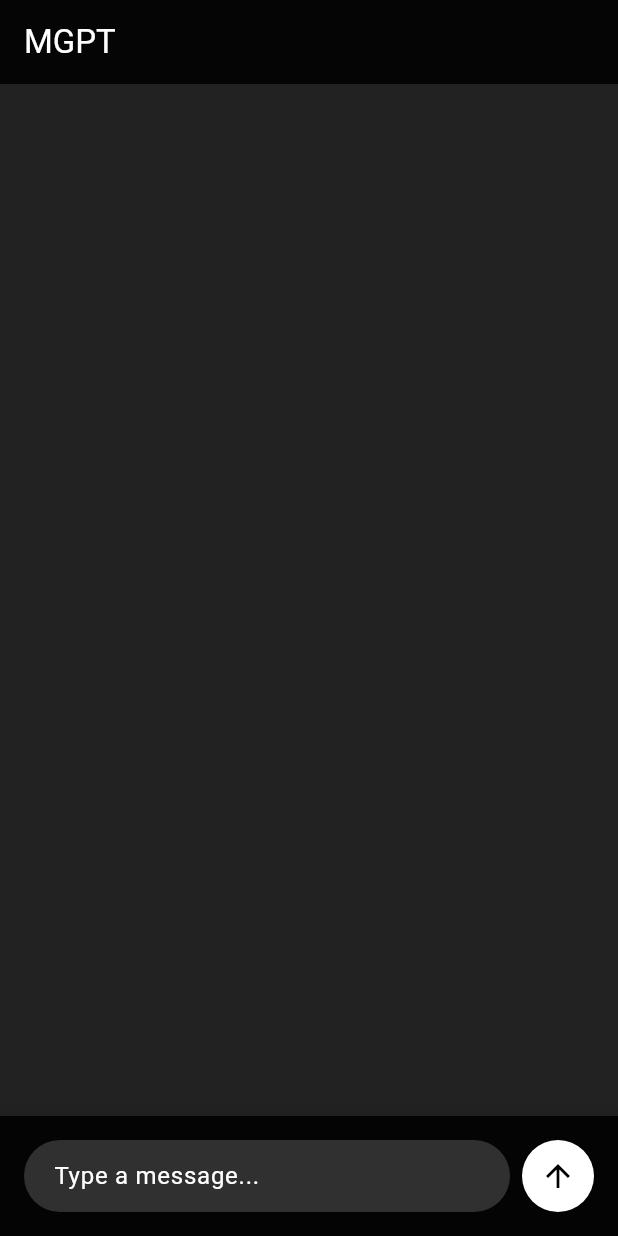
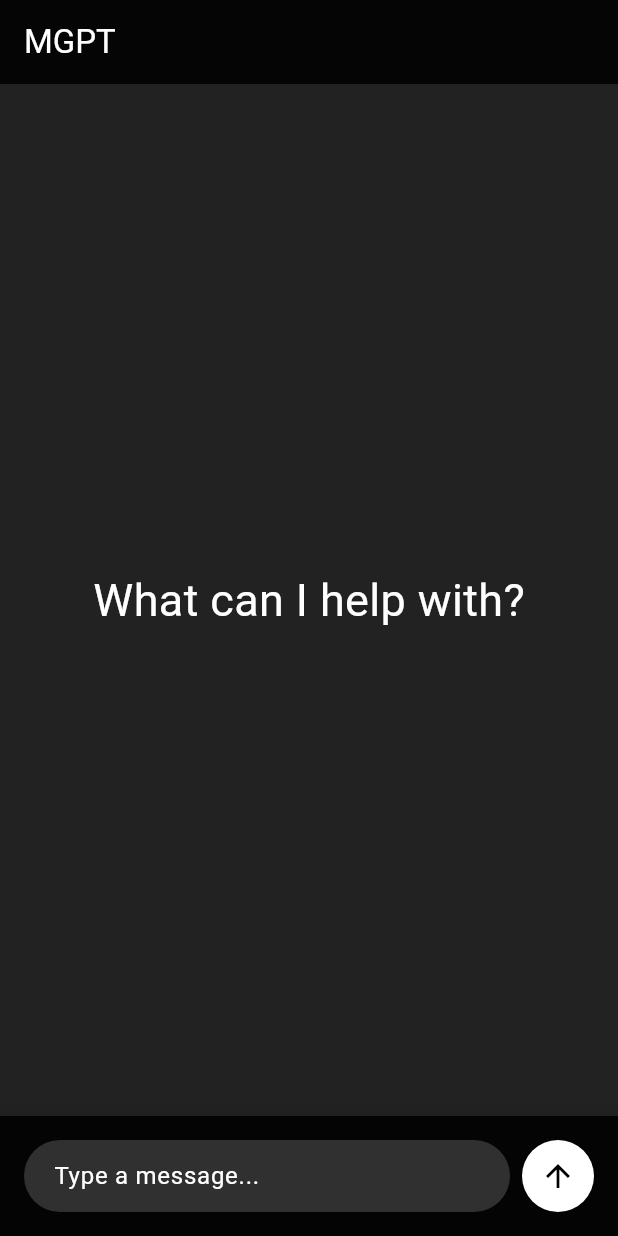
Before and after one commit to Maharshi-24/MGPT, a Flutter app: the screen it shows after launch, after a tap on the "arrow upward" icon, on a phone screen of 412 x 824 dp. Run offline on Flutter 3.47's test engine with Material 3 defaults, Android fonts, the phone set to English and light mode, and no system bars.

Commit message:
Added text when there is no chat. And also added the 2 urls one for hotspot and one for home wifi.

```diff
--- a/lib/providers/chat_provider.dart
+++ b/lib/providers/chat_provider.dart
@@ -21,7 +21,8 @@ class ChatProvider with ChangeNotifier {
 
     try {
       final response = await http.post(
-        Uri.parse('http://192.168.168.46:5000/api/chat'),
+        // Uri.parse('http://192.168.168.46:5000/api/chat'), // mobile hotspot
+        // Uri.parse('http://172.20.176.1:5000/api/chat'), // home wifi
         headers: {'Content-Type': 'application/json'},
         body: jsonEncode({'message': userMessage, 'userId': userId}),
       );
--- a/lib/widgets/chat_message_list.dart
+++ b/lib/widgets/chat_message_list.dart
@@ -30,7 +30,6 @@ class _ChatMessageListState extends State<ChatMessageList> {
   }
 
   void _onScroll() {
-    // Show the scroll-to-bottom button if the user scrolls up
     if (_scrollController.offset < _scrollController.position.maxScrollExtent - 100) {
       if (!_showScrollToBottomButton) {
         setState(() {
@@ -74,6 +73,20 @@ class _ChatMessageListState extends State<ChatMessageList> {
 
         return Stack(
           children: [
+            if (chatProvider.messages.isEmpty)
+              const Center(
+                child: Padding(
+                  padding: EdgeInsets.all(16.0),
+                  child: Text(
+                    'What can I help with?',
+                    style: TextStyle(
+                      fontSize: 30,
+                      color: Colors.white,
+                    ),
+                  ),
+                ),
+              )
+            else
               ListView.builder(
                 controller: _scrollController,
                 padding: const EdgeInsets.symmetric(vertical: 16),
```
Lines whose indentation alone changed are shown as unchanged.
